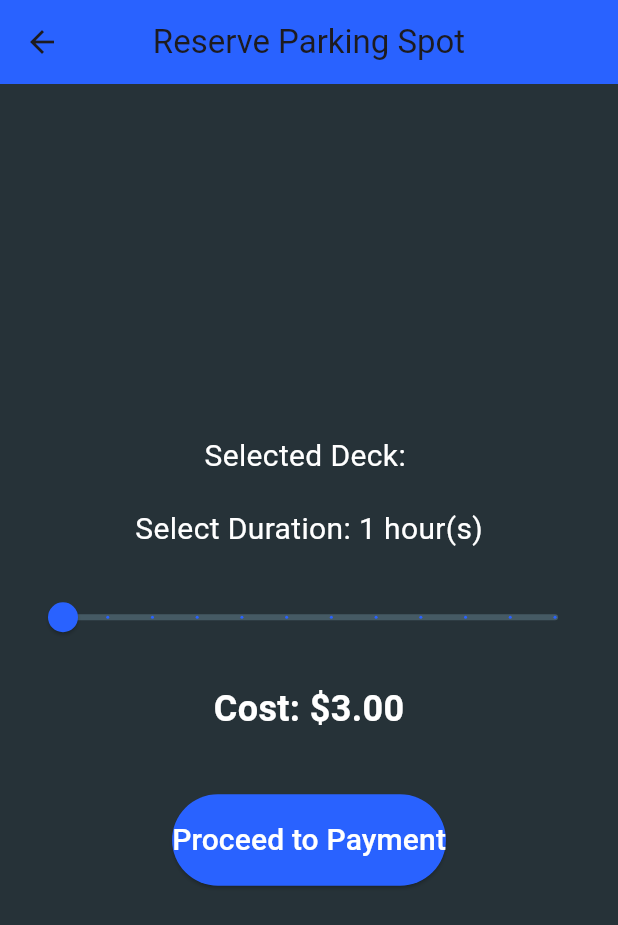
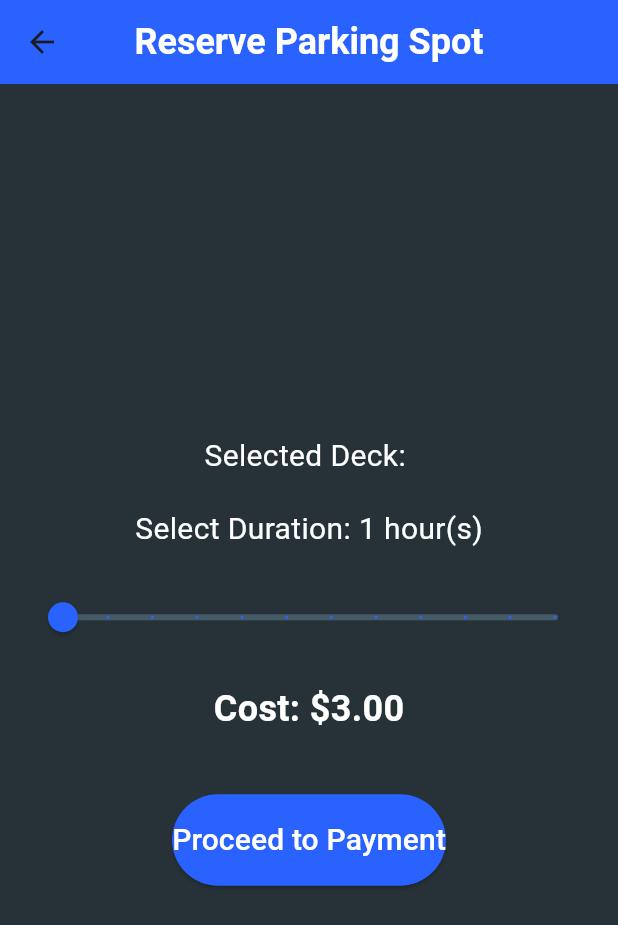
Before and after one commit to KrishnaDOS/ParkNet_Digital, a Flutter app: the ReserveSpotScreen screen opened directly with empty values, on a phone screen of 412 x 824 dp. Shown: the top 925 px of the screen. Run offline on Flutter 3.47's test engine with Material 3 defaults, Android fonts, the phone set to English and light mode, and no system bars; our stand-ins replace cloud_firestore, firebase_auth, firebase_core, flutter_map, geocoding, geolocator and 3 more; accounts and stored records are empty.

Commit message:
minor UI text change

```diff
--- a/parkgsu/lib/reservation.dart
+++ b/parkgsu/lib/reservation.dart
@@ -26,7 +26,11 @@ class _ReserveSpotScreenState extends State<ReserveSpotScreen> {
     return Scaffold(
       backgroundColor: Colors.blueGrey[900],
       appBar: AppBar(
-        title: const Text('Reserve Parking Spot'),
+        title: const Text(
+          'Reserve Parking Spot',
+          style: TextStyle(
+              color: Colors.white, fontSize: 24, fontWeight: FontWeight.bold),
+          ),
         centerTitle: true,
         backgroundColor: Colors.blueAccent[700],
       ),
```
